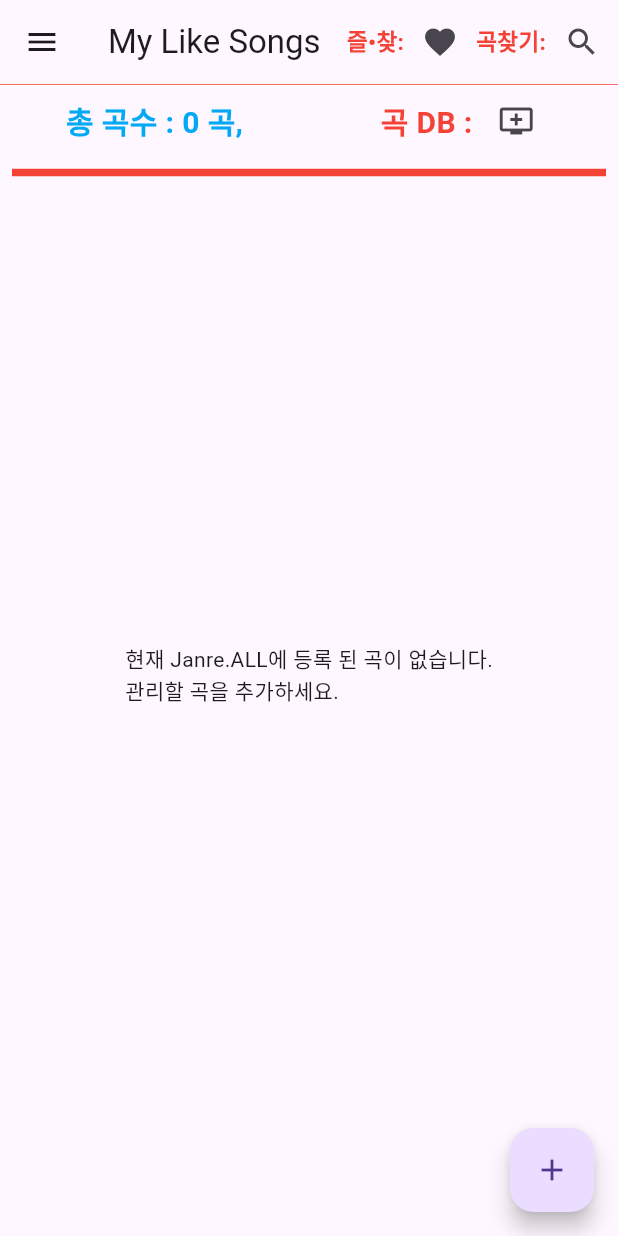
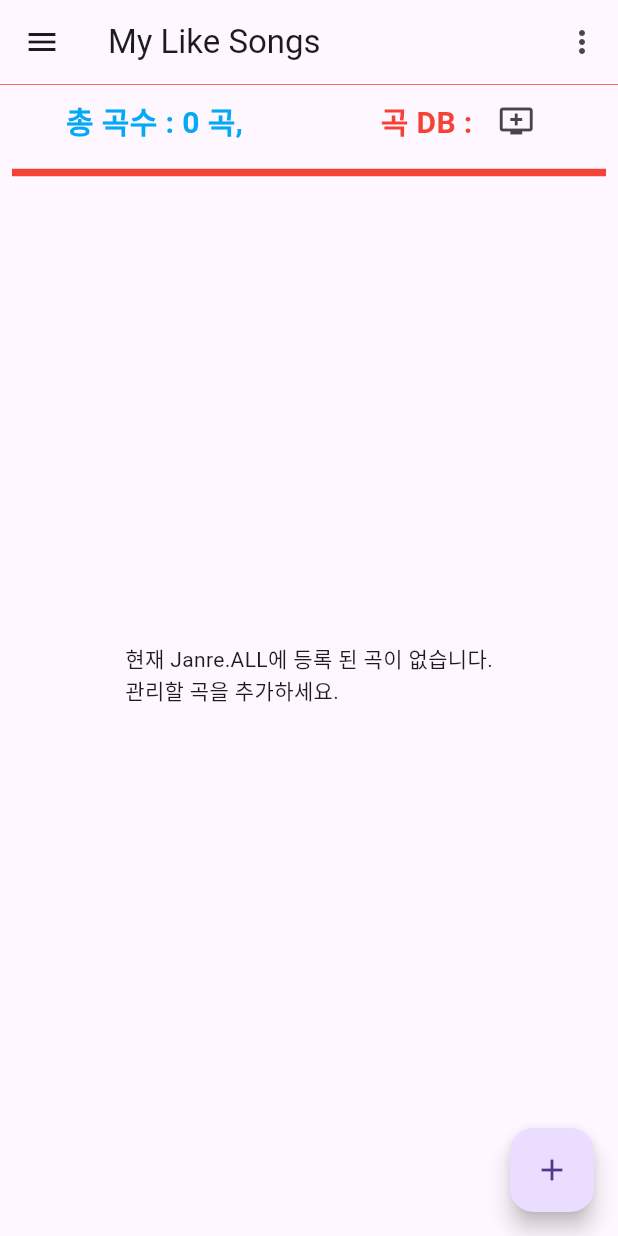
Before and after one commit to poseidonKey/my_karaoke_sql_riverpod_v1_0, a Flutter app: the HomeScreen screen opened by its route, on a phone screen of 412 x 824 dp. Run offline on Flutter 3.47's test engine with Material 3 defaults, Android fonts, the phone set to English and light mode, and no system bars; our stand-ins replace flutter_riverpod, go_router, sqflite, webview_flutter, youtube_player_flutter; accounts and stored records are empty.

Commit message:
즐겨찾기와 곡찾기 메뉴 변경

```diff
--- a/lib/screens/home_screen.dart
+++ b/lib/screens/home_screen.dart
@@ -19,6 +19,7 @@ class HomeScreen extends ConsumerStatefulWidget {
 
 class _HomeScreenState extends ConsumerState<HomeScreen> {
   final ScrollController controller = ScrollController();
+  final List<String> popupMenu = ['즐겨찾기 화면', '곡 찾기 화면'];
   @override
   void initState() {
     super.initState();
@@ -63,35 +64,51 @@ class _HomeScreenState extends ConsumerState<HomeScreen> {
       appBar: AppBar(
         title: const Text('My Like Songs'),
         actions: [
-          const Text(
-            '즐•찾:',
-            style: TextStyle(
-                fontSize: 15, color: Colors.red, fontWeight: FontWeight.bold),
+          PopupMenuButton(
+            itemBuilder: (_) {
+              return popupMenu
+                  .map(
+                    (e) => PopupMenuItem<String>(
+                      value: e,
+                      child: Text(e,
+                          style: const TextStyle(
+                              fontSize: 15,
+                              color: Colors.red,
+                              fontWeight: FontWeight.bold)),
+                    ),
+                  )
+                  .toList();
+            },
+            onSelected: (value) {
+              if (value == '즐겨찾기 화면') {
+                context.go('/home/favoritySong');
+              } else {
+                context.go('/home/searchSong');
+              }
+            },
           ),
-          IconButton(
-            onPressed: () {
-              context.go('/home/favoritySong');
-            },
-            icon: const Icon(Icons.favorite),
-          ),
-          const Text(
-            '곡찾기:',
-            style: TextStyle(
-                fontSize: 15, color: Colors.red, fontWeight: FontWeight.bold),
-          ),
-          IconButton(
-            onPressed: () async {
-              // List<SongItemModel> songList;
-              // songList =
-              //     state.where((item) => item.songName.contains('내일')).toList();
-              // ref.read(songItemListNotifierProvider.notifier).state = songList;
-              context.go('/home/searchSong');
-            },
-            icon: const Icon(Icons.search),
-          )
+          // const Text(
+          //   '즐•찾:',
+          //   style: TextStyle(
+          //       fontSize: 15, color: Colors.red, fontWeight: FontWeight.bold),
+          // ),
           // IconButton(
-          //     onPressed: makeTestData, icon: const Icon(Icons.credit_card)),
-          // IconButton(onPressed: deleteTestData, icon: const Icon(Icons.delete)),
+          //   onPressed: () {
+          //     context.go('/home/favoritySong');
+          //   },
+          //   icon: const Icon(Icons.favorite),
+          // ),
+          // const Text(
+          //   '곡찾기:',
+          //   style: TextStyle(
+          //       fontSize: 15, color: Colors.red, fontWeight: FontWeight.bold),
+          // ),
+          // IconButton(
+          //   onPressed: () async {
+          //     context.go('/home/searchSong');
+          //   },
+          //   icon: const Icon(Icons.search),
+          // )
         ],
         bottom: const PreferredSize(
           preferredSize: Size.fromHeight(0.5),
```
